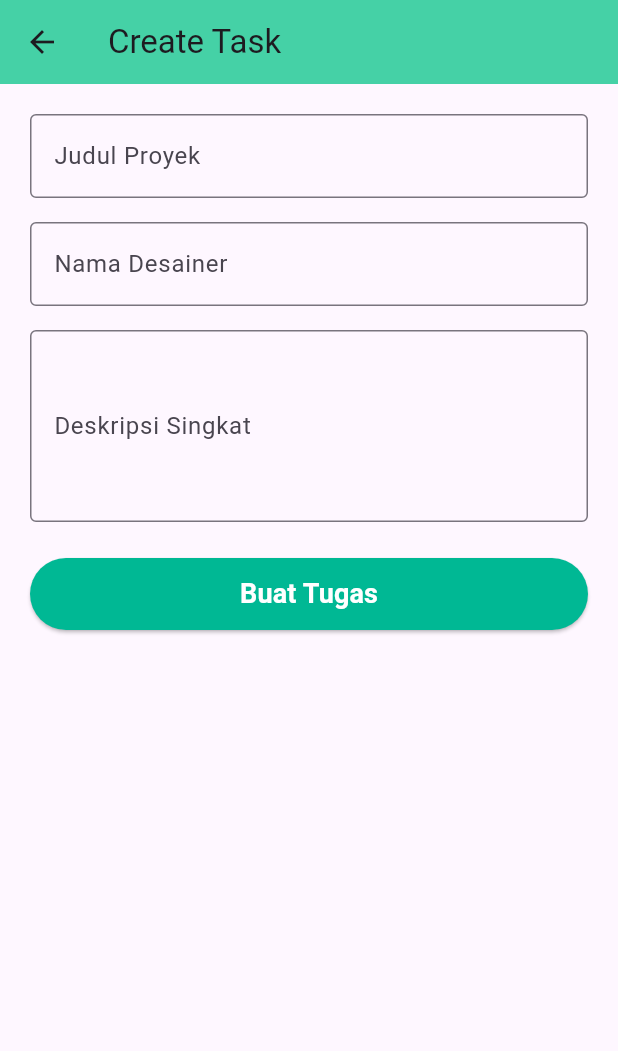
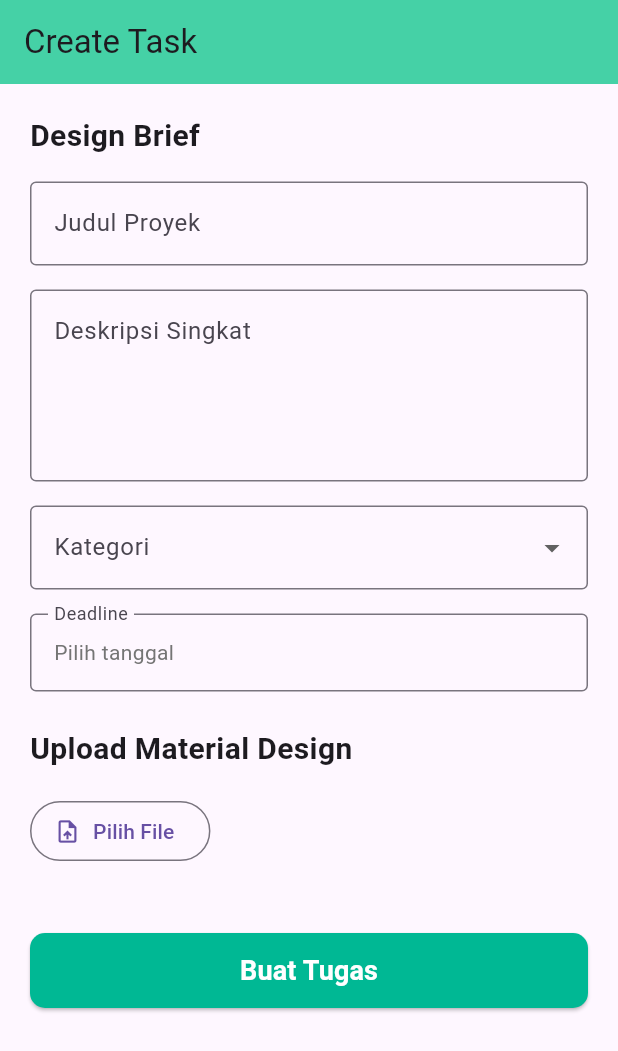
Before and after one commit to MohamadRofiq25/design_manager, a Flutter app: the CreateTaskForm screen opened directly, on a phone screen of 412 x 824 dp. Shown: the top 1051 px of the screen. Run offline on Flutter 3.47's test engine with Material 3 defaults, Android fonts, the phone set to English and light mode, and no system bars; our stand-ins replace file_picker, font_awesome_flutter, pdf, printing.

Commit message:
menambahkan create_task_form

```diff
--- a/lib/main.dart
+++ b/lib/main.dart
@@ -7,12 +7,14 @@
 import 'package:design_manager/presentation/widgets/bottom_navbar.dart';
 import 'package:provider/provider.dart';
 
+// IMPORT CREATE TASK FORM
+import 'package:design_manager/presentation/pages/create_task/create_task_form.dart';
+
 void main() {
   runApp(
     MultiProvider(
       providers: [
         ChangeNotifierProvider(create: (_) => TasklistController()),
-        // Tambah controller lain kalau perlu
       ],
       child: const DesignManagerApp(),
     ),
@@ -31,6 +33,11 @@
         primaryColor: const Color(0xFF45D1A6),
       ),
       home: const HomePage(),
+
+      // ROUTES FLOATING ACTION BUTTON KE create_task_form
+      routes: {
+        '/task_form': (context) => const CreateTaskForm(),
+      },
     );
   }
 }
--- a/lib/presentation/pages/create_task/create_task_form.dart
+++ b/lib/presentation/pages/create_task/create_task_form.dart
@@ -1,6 +1,8 @@
+import 'dart:io';
 import 'package:flutter/material.dart';
-import 'package:uuid/uuid.dart';
+import 'package:file_picker/file_picker.dart';
 import 'package:provider/provider.dart';
+
 import 'package:design_manager/data/models/task_model.dart';
 import 'package:design_manager/presentation/pages/tasklist/tasklist_controller.dart';
 
@@ -13,26 +15,65 @@
 
 class _CreateTaskFormState extends State<CreateTaskForm> {
   final _formKey = GlobalKey<FormState>();
-  String? _title, _description, _designerName;
-  final _uuid = const Uuid();
 
+  String? _title;
+  String? _description;
+  String? _category;
+  DateTime? _deadline;
+  File? _uploadedFile;
+
+  final List<String> _categories = [
+    'Poster Design',
+    'UI/UX',
+    'Photography',
+    'Videography',
+    'Social Media',
+  ];
+
+  // PICK DEADLINE
+  Future<void> _pickDeadline(BuildContext context) async {
+    final pickedDate = await showDatePicker(
+      context: context,
+      initialDate: DateTime.now().add(const Duration(days: 1)),
+      firstDate: DateTime.now(),
+      lastDate: DateTime(2100),
+    );
+
+    if (pickedDate != null) {
+      setState(() => _deadline = pickedDate);
+    }
+  }
+
+  // PICK FILE
+  Future<void> _pickFile() async {
+    final result = await FilePicker.platform.pickFiles();
+
+    if (result != null && result.files.single.path != null) {
+      setState(() {
+        _uploadedFile = File(result.files.single.path!);
+      });
+    }
+  }
+
+  // SUBMIT FORM
   void _submitForm() {
     if (_formKey.currentState!.validate()) {
       _formKey.currentState!.save();
 
       final newTask = Task(
-        id: _uuid.v4(),
+        id: DateTime.now().millisecondsSinceEpoch.toString(),
         title: _title!,
-        designerName: _designerName!,
+        designerName: 'Unknown',
         description: _description!,
         imagePath: 'assets/images/default.png',
         status: 'pending',
       );
 
+      // Masukkan ke state (Provider)
       context.read<TasklistController>().addTask(newTask);
 
       ScaffoldMessenger.of(context).showSnackBar(
-        const SnackBar(content: Text('Tugas berhasil dibuat ✅')),
+        const SnackBar(content: Text('Task berhasil dibuat ✅')),
       );
 
       Navigator.pop(context);
@@ -46,55 +87,146 @@
         title: const Text("Create Task"),
         backgroundColor: const Color(0xFF45D1A6),
       ),
-      body: Padding(
+      body: SingleChildScrollView(
         padding: const EdgeInsets.all(20),
         child: Form(
           key: _formKey,
           child: Column(
+            crossAxisAlignment: CrossAxisAlignment.start,
             children: [
+              const Text(
+                "Design Brief",
+                style: TextStyle(fontSize: 20, fontWeight: FontWeight.bold),
+              ),
+              const SizedBox(height: 16),
+
+              // TITLE
               TextFormField(
                 decoration: const InputDecoration(
-                  labelText: 'Judul Proyek',
+                  labelText: "Judul Proyek",
                   border: OutlineInputBorder(),
                 ),
-                validator: (v) => v == null || v.isEmpty ? 'Wajib diisi' : null,
+                validator: (v) =>
+                    v == null || v.isEmpty ? 'Judul wajib diisi' : null,
                 onSaved: (v) => _title = v,
               ),
               const SizedBox(height: 16),
+
+              // DESCRIPTION
               TextFormField(
                 decoration: const InputDecoration(
-                  labelText: 'Nama Desainer',
+                  labelText: "Deskripsi Singkat",
+                  border: OutlineInputBorder(),
+                  alignLabelWithHint: true,
+                ),
+                maxLines: 4,
+                validator: (v) =>
+                    v == null || v.isEmpty ? 'Deskripsi wajib diisi' : null,
+                onSaved: (v) => _description = v,
+              ),
+              const SizedBox(height: 16),
+
+              // CATEGORY
+              DropdownButtonFormField<String>(
+                decoration: const InputDecoration(
+                  labelText: "Kategori",
                   border: OutlineInputBorder(),
                 ),
-                validator: (v) => v == null || v.isEmpty ? 'Wajib diisi' : null,
-                onSaved: (v) => _designerName = v,
+                items: _categories
+                    .map((c) => DropdownMenuItem(value: c, child: Text(c)))
+                    .toList(),
+                validator: (v) => v == null ? 'Pilih kategori' : null,
+                onChanged: (v) => _category = v,
+                initialValue: _category,
               ),
               const SizedBox(height: 16),
-              TextFormField(
+
+              // DEADLINE
+              InkWell(
+                onTap: () => _pickDeadline(context),
+                child: InputDecorator(
                   decoration: const InputDecoration(
-                  labelText: 'Deskripsi Singkat',
+                    labelText: "Deadline",
                     border: OutlineInputBorder(),
                   ),
-                maxLines: 4,
-                validator: (v) => v == null || v.isEmpty ? 'Wajib diisi' : null,
-                onSaved: (v) => _description = v,
+                  child: Text(
+                    _deadline == null
+                        ? "Pilih tanggal"
+                        : "${_deadline!.day}/${_deadline!.month}/${_deadline!.year}",
+                    style: TextStyle(
+                        color: _deadline == null
+                            ? Colors.grey[600]
+                            : Colors.black87),
+                  ),
+                ),
               ),
               const SizedBox(height: 24),
-              ElevatedButton(
+
+              // UPLOAD MATERIAL
+              const Text(
+                "Upload Material Design",
+                style: TextStyle(fontSize: 20, fontWeight: FontWeight.bold),
+              ),
+              const SizedBox(height: 16),
+
+              OutlinedButton.icon(
+                onPressed: _pickFile,
+                icon: const Icon(Icons.upload_file),
+                label: const Text("Pilih File"),
+              ),
+              const SizedBox(height: 12),
+
+              // PREVIEW FILE
+              if (_uploadedFile != null)
+                Container(
+                  padding: const EdgeInsets.all(12),
+                  decoration: BoxDecoration(
+                    color: Colors.grey.withValues(alpha: 0.1),
+                    borderRadius: BorderRadius.circular(8),
+                    border: Border.all(color: Colors.grey.shade300),
+                  ),
+                  child: Row(
+                    children: [
+                      const Icon(Icons.insert_drive_file, color: Colors.black54),
+                      const SizedBox(width: 10),
+                      Expanded(
+                        child: Text(
+                          _uploadedFile!.path.split('/').last,
+                          overflow: TextOverflow.ellipsis,
+                        ),
+                      ),
+                      IconButton(
+                        onPressed: () =>
+                            setState(() => _uploadedFile = null),
+                        icon: const Icon(Icons.close),
+                      ),
+                    ],
+                  ),
+                ),
+
+              const SizedBox(height: 32),
+
+              // SUBMIT BUTTON
+              SizedBox(
+                width: double.infinity,
+                height: 50,
+                child: ElevatedButton(
                   onPressed: _submitForm,
                   style: ElevatedButton.styleFrom(
                     backgroundColor: const Color(0xFF00B894),
-                  minimumSize: const Size(double.infinity, 48),
+                    shape: RoundedRectangleBorder(
+                      borderRadius: BorderRadius.circular(10),
+                    ),
                   ),
                   child: const Text(
-                  'Buat Tugas',
+                    "Buat Tugas",
                     style: TextStyle(
                         fontSize: 18,
                         color: Colors.white,
-                    fontWeight: FontWeight.bold,
+                        fontWeight: FontWeight.bold),
                   ),
                 ),
-              )
+              ),
             ],
           ),
         ),
```
Lines whose indentation alone changed are shown as unchanged.
